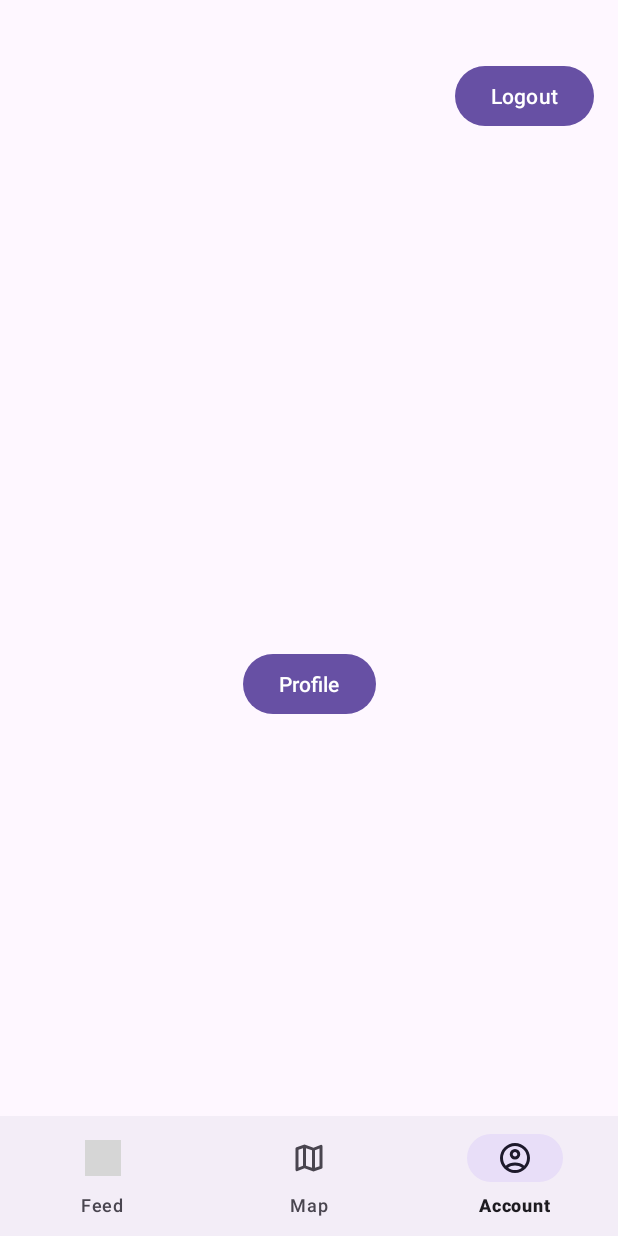
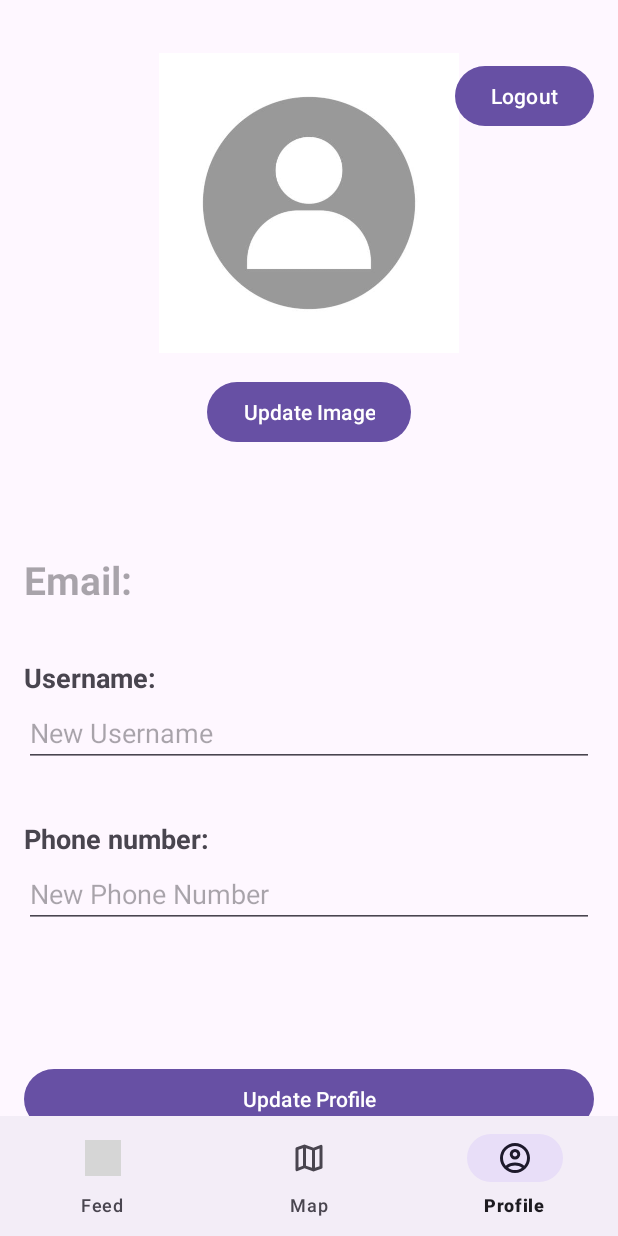
Before and after one commit to inamit/mobile-app-final-project, an Android app: the screen it shows after launch once a user with an empty profile is signed in (HomeActivity), item 3 of the bottom bar chosen, on a phone screen of 412 x 824 dp. Run offline under Robolectric (Android 15) with nearby library versions, the phone set to English and light mode, and no system bars; our stand-ins replace Firebase (no records; nobody signed in at launch, a user with empty details on screens opened directly), navigation-ui; grey boxes are pictures that could not be loaded.

Commit message:
implement the user profile in the navbar

```diff
--- a/app/src/main/java/com/group147/appartmentblog/screens/account/AccountFragment.kt
+++ /dev/null
@@ -1,5 +0,0 @@
-import androidx.fragment.app.Fragment
-import com.group147.appartmentblog.R
-
-class AccountFragment : Fragment() {
-}
--- a/app/src/main/res/layout/activity_home.xml
+++ b/app/src/main/res/layout/activity_home.xml
@@ -37,14 +37,4 @@
         app:layout_constraintStart_toStartOf="parent"
         app:layout_constraintTop_toTopOf="parent"
         app:layout_constraintVertical_bias="0.032" />
-
-    <Button
-        android:id="@+id/btnProfile"
-        android:layout_width="wrap_content"
-        android:layout_height="wrap_content"
-        android:text="Profile"
-        app:layout_constraintTop_toBottomOf="@id/btnLogout"
-        app:layout_constraintStart_toStartOf="parent"
-        app:layout_constraintEnd_toEndOf="parent"
-        app:layout_constraintBottom_toBottomOf="parent" />
 </androidx.constraintlayout.widget.ConstraintLayout>
--- a/app/src/main/res/layout/fragment_profile.xml
+++ b/app/src/main/res/layout/fragment_profile.xml
@@ -2,6 +2,7 @@
     xmlns:tools="http://schemas.android.com/tools"
     android:layout_width="match_parent"
     android:layout_height="match_parent"
+    android:id="@+id/profileFragment">
     tools:context=".screens.userProfile.ProfileFragment">
 
     <LinearLayout
--- a/app/src/main/res/menu/navbar_menu.xml
+++ b/app/src/main/res/menu/navbar_menu.xml
@@ -1,4 +1,3 @@
-<?xml version="1.0" encoding="utf-8"?>
 <menu xmlns:android="http://schemas.android.com/apk/res/android"
     xmlns:app="http://schemas.android.com/apk/res-auto">
     <item
@@ -14,8 +13,8 @@
         android:title="Map" />
 
     <item
-        android:id="@+id/accountFragment"
+        android:id="@+id/profileFragment"
         android:icon="@drawable/account_logo"
         android:showAsAction="ifRoom"
-        android:title="Account" />
+        android:title="Profile" />
 </menu>
--- a/app/src/main/res/navigation/nav_graph.xml
+++ b/app/src/main/res/navigation/nav_graph.xml
@@ -20,9 +20,9 @@
     </fragment>
 
     <fragment
-        android:id="@+id/accountFragment"
-        android:name="AccountFragment"
-        android:label="Account"
-        tools:layout="@layout/fragment_account">
+        android:id="@+id/profileFragment"
+        android:name="com.group147.appartmentblog.screens.userProfile.ProfileFragment"
+        android:label="Profile"
+        tools:layout="@layout/fragment_profile">
     </fragment>
 </navigation>
```
Also changed, not shown: app/src/main/java/com/group147/appartmentblog/screens/home/HomeActivity.kt (+0 -13 lines), app/src/main/res/layout/fragment_account.xml (deleted, +0 -7 lines).
